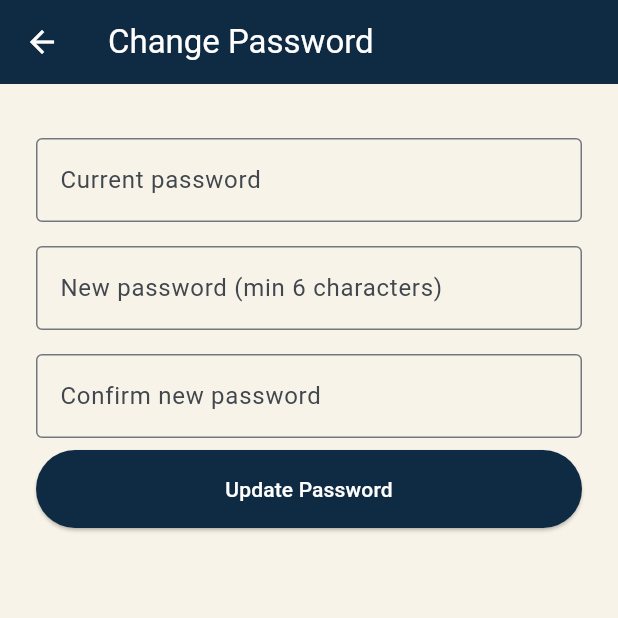
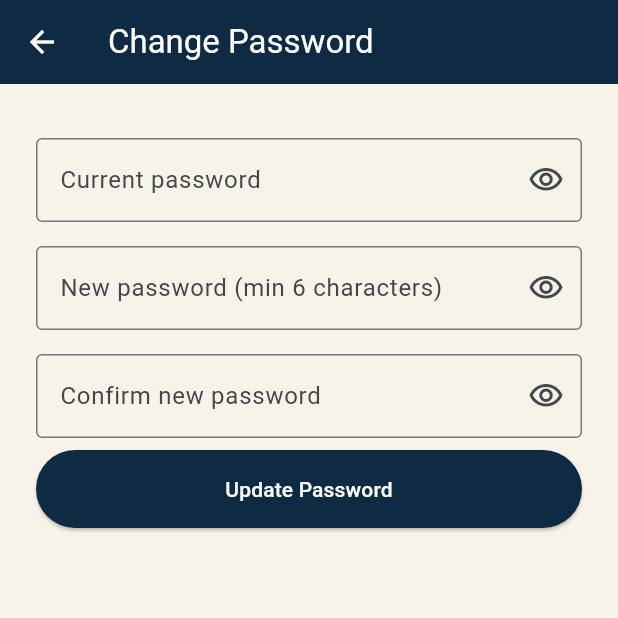
Before and after one commit to charlesakwetey/cybersafe-ghana-frontend, a Flutter app: the ChangePasswordScreen screen opened directly, on a phone screen of 412 x 824 dp, the top half of it. Run offline on Flutter 3.47's test engine with Material 3 defaults, Android fonts, the phone set to English and light mode, and no system bars; our stand-ins replace fl_chart, flutter_secure_storage, image_picker, share_plus; accounts and stored records are empty; network calls fail.

Commit message:
Show reporter username on admin dashboard, add password visibility toggles

```diff
--- a/lib/screens/settings/change_password_screen.dart
+++ b/lib/screens/settings/change_password_screen.dart
@@ -16,6 +16,9 @@ class _ChangePasswordScreenState extends State<ChangePasswordScreen> {
   bool _isLoading = false;
   String? _message;
   bool _success = false;
+  bool _obscureOld = true;
+  bool _obscureNew = true;
+  bool _obscureConfirm = true;
 
   Future<void> _handleChangePassword() async {
     if (_oldPasswordController.text.isEmpty) {
@@ -72,28 +75,53 @@ class _ChangePasswordScreenState extends State<ChangePasswordScreen> {
             const SizedBox(height: 12),
             TextField(
               controller: _oldPasswordController,
-              obscureText: true,
-              decoration: const InputDecoration(
+              obscureText: _obscureOld,
+              decoration: InputDecoration(
                 labelText: 'Current password',
-                border: OutlineInputBorder(),
+                border: const OutlineInputBorder(),
+                suffixIcon: IconButton(
+                  icon: Icon(
+                    _obscureOld
+                        ? Icons.visibility_outlined
+                        : Icons.visibility_off_outlined,
+                  ),
+                  onPressed: () => setState(() => _obscureOld = !_obscureOld),
+                ),
               ),
             ),
             const SizedBox(height: 16),
             TextField(
               controller: _newPasswordController,
-              obscureText: true,
-              decoration: const InputDecoration(
+              obscureText: _obscureNew,
+              decoration: InputDecoration(
                 labelText: 'New password (min 6 characters)',
-                border: OutlineInputBorder(),
+                border: const OutlineInputBorder(),
+                suffixIcon: IconButton(
+                  icon: Icon(
+                    _obscureNew
+                        ? Icons.visibility_outlined
+                        : Icons.visibility_off_outlined,
+                  ),
+                  onPressed: () => setState(() => _obscureNew = !_obscureNew),
+                ),
               ),
             ),
             const SizedBox(height: 16),
             TextField(
               controller: _confirmPasswordController,
-              obscureText: true,
-              decoration: const InputDecoration(
+              obscureText: _obscureConfirm,
+              decoration: InputDecoration(
                 labelText: 'Confirm new password',
-                border: OutlineInputBorder(),
+                border: const OutlineInputBorder(),
+                suffixIcon: IconButton(
+                  icon: Icon(
+                    _obscureConfirm
+                        ? Icons.visibility_outlined
+                        : Icons.visibility_off_outlined,
+                  ),
+                  onPressed: () =>
+                      setState(() => _obscureConfirm = !_obscureConfirm),
+                ),
               ),
             ),
             const SizedBox(height: 8),
```
Also changed, not shown: lib/screens/admin/admin_dashboard_screen.dart (+33 -13 lines), lib/screens/admin/admin_report_detail_screen.dart (+83 -24 lines), lib/screens/auth/login_screen.dart (+16 -3 lines), lib/screens/auth/reset_password_screen.dart (+16 -3 lines), lib/screens/auth/signup_screen.dart (+16 -3 lines).
